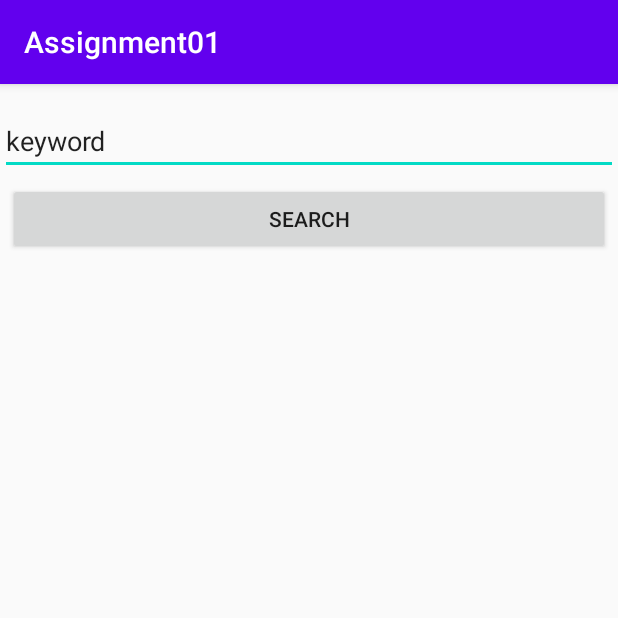
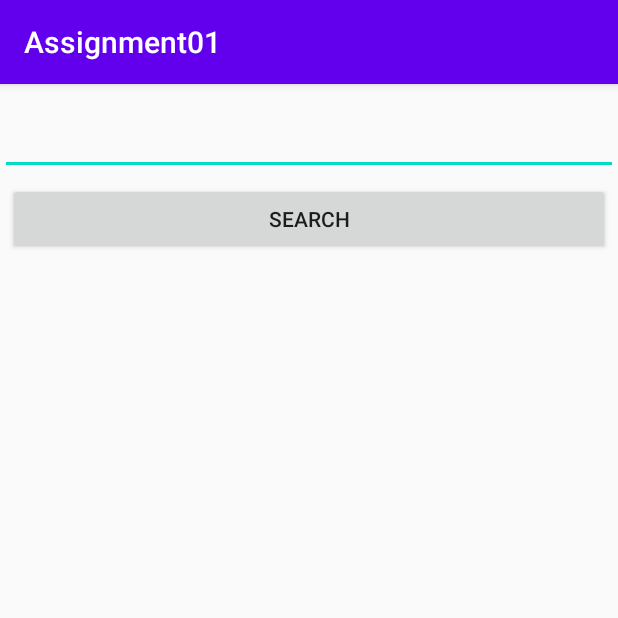
Before and after one commit to Phil-CST-BCIT/COMP3717_Assignment01, an Android app: the screen it shows after launch (MainActivity), on a phone screen of 412 x 824 dp, the top half of it. Run offline under Robolectric (Android 15) with nearby library versions, the phone set to English and light mode, and no system bars.

Commit message:
MainActivity and Title activity -- forth commit

```diff
--- a/app/src/main/java/com/bcit/comp3717/assignment01/MainActivity.java
+++ b/app/src/main/java/com/bcit/comp3717/assignment01/MainActivity.java
@@ -8,7 +8,9 @@ import android.os.Bundle;
 import android.util.Log;
 import android.view.View;
 import android.widget.Button;
+import android.widget.EditText;
 import android.widget.ListView;
+import android.widget.TextView;
 import android.widget.Toast;
 
 import com.google.gson.Gson;
@@ -16,12 +18,16 @@ import com.google.gson.Gson;
 import java.util.ArrayList;
 
 public class MainActivity extends AppCompatActivity {
-
+    public static final String EXTRA_MESSAGE = "keyword";
 
     @Override
     protected void onCreate(Bundle savedInstanceState) {
         super.onCreate(savedInstanceState);
         setContentView(R.layout.activity_main);
+
+        EditText searchBar = (EditText) findViewById(R.id.editTextTextKeyword);
+
+        final String keyword = searchBar.getText().toString();
 
         Button btnSearch = findViewById(R.id.btnSearch);
 
@@ -29,10 +35,12 @@ public class MainActivity extends AppCompatActivity {
             @Override
             public void onClick(View v) {
                 Intent intent = new Intent(MainActivity.this, Title.class);
+                intent.putExtra(EXTRA_MESSAGE, keyword);
                 startActivity(intent);
             }
         });
 
+        searchBar.setText("");
     }
 
 }
--- a/app/src/main/res/layout/activity_main.xml
+++ b/app/src/main/res/layout/activity_main.xml
@@ -13,7 +13,7 @@
         android:layout_marginTop="15dp"
         android:ems="10"
         android:inputType="textAutoCorrect"
-        android:text="@string/keyword"
+        android:text=""
         android:autofillHints="@string/keyword" />
 
     <Button
```
Also changed, not shown: app/src/main/java/com/bcit/comp3717/assignment01/Title.java (+16 -6 lines).
